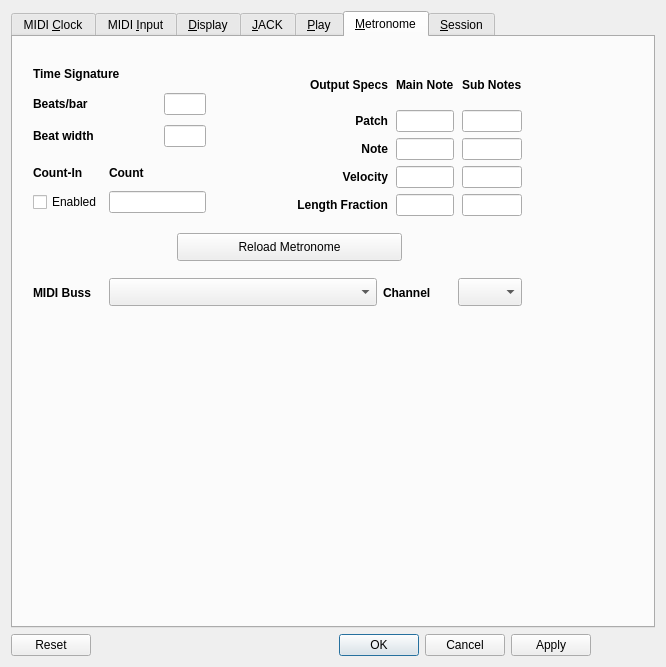
Above: seq_qt5/forms/qseditoptions.ui from ahlstromcj/seq66 before the change. Below: the same form after it.
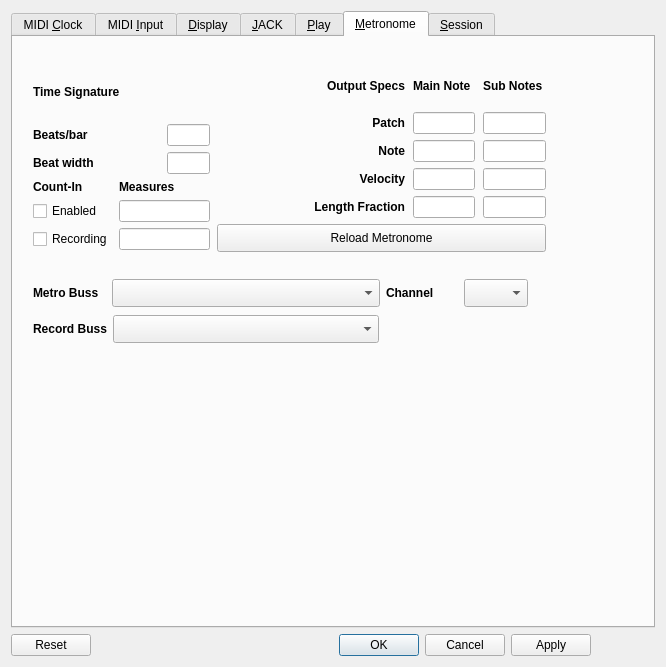
That is the form after the change. The open tabs and pages were chosen to show the change.

Commit message: Groundwork for issue #98 background recording laid.

```diff
--- a/seq_qt5/forms/qseditoptions.ui
+++ b/seq_qt5/forms/qseditoptions.ui
@@ -1717,15 +1717,18 @@
       <attribute name="title">
        <string>&amp;Metronome</string>
       </attribute>
+      <widget class="QWidget" name="layoutWidget">
+       <property name="geometry">
+        <rect>
+         <x>20</x>
+         <y>28</y>
+         <width>177</width>
+         <height>185</height>
+        </rect>
+       </property>
+       <layout class="QVBoxLayout" name="verticalLayout_2">
+        <item>
       <widget class="QLabel" name="label_metro_timesig">
-       <property name="geometry">
-        <rect>
-         <x>20</x>
-         <y>28</y>
-         <width>129</width>
-         <height>17</height>
-        </rect>
-       </property>
        <property name="font">
         <font>
          <weight>75</weight>
@@ -1736,15 +1739,119 @@
         <string>Time Signature</string>
        </property>
       </widget>
-      <widget class="QWidget" name="layoutWidgetMetroTimeSig">
+        </item>
+        <item>
+         <layout class="QGridLayout" name="gridLayout_3" columnstretch="6,2">
+          <item row="0" column="0">
+           <widget class="QLabel" name="label_metro_bpb">
+            <property name="font">
+             <font>
+              <weight>75</weight>
+              <bold>true</bold>
+             </font>
+            </property>
+            <property name="text">
+             <string>Beats/bar</string>
+            </property>
+           </widget>
+          </item>
+          <item row="0" column="1">
+           <widget class="QLineEdit" name="lineedit_metro_beats_per_bar"/>
+          </item>
+          <item row="1" column="0">
+           <widget class="QLabel" name="label_metro_beat_width">
+            <property name="font">
+             <font>
+              <weight>75</weight>
+              <bold>true</bold>
+             </font>
+            </property>
+            <property name="text">
+             <string>Beat width</string>
+            </property>
+           </widget>
+          </item>
+          <item row="1" column="1">
+           <widget class="QLineEdit" name="lineedit_metro_beat_width"/>
+          </item>
+         </layout>
+        </item>
+        <item>
+         <layout class="QGridLayout" name="gridLayout_4">
+          <item row="0" column="1">
+           <widget class="QLabel" name="label_metro_count">
+            <property name="enabled">
+             <bool>true</bool>
+            </property>
+            <property name="font">
+             <font>
+              <weight>75</weight>
+              <bold>true</bold>
+             </font>
+            </property>
+            <property name="text">
+             <string>Measures</string>
+            </property>
+           </widget>
+          </item>
+          <item row="0" column="0">
+           <widget class="QLabel" name="label_metro_count_in">
+            <property name="enabled">
+             <bool>true</bool>
+            </property>
+            <property name="font">
+             <font>
+              <weight>75</weight>
+              <bold>true</bold>
+             </font>
+            </property>
+            <property name="text">
+             <string>Count-In</string>
+            </property>
+           </widget>
+          </item>
+          <item row="1" column="1">
+           <widget class="QLineEdit" name="lineedit_metro_count_in">
+            <property name="enabled">
+             <bool>true</bool>
+            </property>
+           </widget>
+          </item>
+          <item row="1" column="0">
+           <widget class="QCheckBox" name="checkbox_metro_count_in">
+            <property name="enabled">
+             <bool>true</bool>
+            </property>
+            <property name="text">
+             <string>Enabled</string>
+            </property>
+           </widget>
+          </item>
+          <item row="2" column="0">
+           <widget class="QCheckBox" name="checkbox_metro_recording">
+            <property name="text">
+             <string>Recording</string>
+            </property>
+           </widget>
+          </item>
+          <item row="2" column="1">
+           <widget class="QLineEdit" name="lineedit_metro_recording_measures"/>
+          </item>
+         </layout>
+        </item>
+       </layout>
+      </widget>
+      <widget class="QWidget" name="layoutWidget">
        <property name="geometry">
         <rect>
          <x>204</x>
          <y>28</y>
-         <width>305</width>
-         <height>151</height>
+         <width>329</width>
+         <height>187</height>
         </rect>
        </property>
+       <layout class="QVBoxLayout" name="verticalLayout_4">
+        <item>
        <layout class="QGridLayout" name="gridLayout_2" columnstretch="3,1,1">
         <property name="horizontalSpacing">
          <number>8</number>
@@ -1880,16 +1987,33 @@
          <widget class="QLineEdit" name="lineedit_metro_sub_fraction"/>
         </item>
        </layout>
-      </widget>
-      <widget class="QWidget" name="layoutWidgetMetroValues">
+        </item>
+        <item>
+         <widget class="QPushButton" name="button_metro_reload">
+          <property name="minimumSize">
+           <size>
+            <width>225</width>
+            <height>28</height>
+           </size>
+          </property>
+          <property name="text">
+           <string>Reload Metronome</string>
+          </property>
+         </widget>
+        </item>
+       </layout>
+      </widget>
+      <widget class="QWidget" name="">
        <property name="geometry">
         <rect>
          <x>20</x>
          <y>240</y>
-         <width>489</width>
-         <height>31</height>
+         <width>495</width>
+         <height>68</height>
         </rect>
        </property>
+       <layout class="QVBoxLayout" name="verticalLayout_5">
+        <item>
        <layout class="QHBoxLayout" name="horizontalLayout" stretch="1,4,1,2">
         <item>
          <widget class="QLabel" name="label_metro_buss">
@@ -1900,7 +2024,7 @@
            </font>
           </property>
           <property name="text">
-           <string>MIDI Buss</string>
+             <string>Metro Buss</string>
           </property>
          </widget>
         </item>
@@ -1950,35 +2074,11 @@
          </widget>
         </item>
        </layout>
-      </widget>
-      <widget class="QWidget" name="layoutWidgetMetroChannel">
-       <property name="geometry">
-        <rect>
-         <x>20</x>
-         <y>52</y>
-         <width>173</width>
-         <height>62</height>
-        </rect>
-       </property>
-       <layout class="QGridLayout" name="gridLayout_3" columnstretch="6,2">
-        <item row="0" column="0">
-         <widget class="QLabel" name="label_metro_bpb">
-          <property name="font">
-           <font>
-            <weight>75</weight>
-            <bold>true</bold>
-           </font>
-          </property>
-          <property name="text">
-           <string>Beats/bar</string>
-          </property>
-         </widget>
         </item>
-        <item row="0" column="1">
-         <widget class="QLineEdit" name="lineedit_metro_beats_per_bar"/>
-        </item>
-        <item row="1" column="0">
-         <widget class="QLabel" name="label_metro_beat_width">
+        <item>
+         <layout class="QHBoxLayout" name="horizontalLayout_4">
+          <item>
+           <widget class="QLabel" name="label_record_bus">
           <property name="font">
            <font>
             <weight>75</weight>
@@ -1986,94 +2086,42 @@
            </font>
           </property>
           <property name="text">
-           <string>Beat width</string>
+             <string>Record Buss</string>
           </property>
          </widget>
         </item>
-        <item row="1" column="1">
-         <widget class="QLineEdit" name="lineedit_metro_beat_width"/>
-        </item>
-       </layout>
-      </widget>
-      <widget class="QWidget" name="layoutWidgetMetroBW">
-       <property name="geometry">
-        <rect>
-         <x>20</x>
-         <y>124</y>
-         <width>173</width>
-         <height>52</height>
-        </rect>
-       </property>
-       <layout class="QGridLayout" name="gridLayout_4">
-        <item row="0" column="0">
-         <widget class="QLabel" name="label_metro_count_in">
-          <property name="enabled">
-           <bool>true</bool>
-          </property>
-          <property name="font">
-           <font>
-            <weight>75</weight>
-            <bold>true</bold>
-           </font>
-          </property>
-          <property name="text">
-           <string>Count-In</string>
-          </property>
-         </widget>
-        </item>
-        <item row="0" column="1">
-         <widget class="QLabel" name="label_metro_count">
-          <property name="enabled">
-           <bool>true</bool>
-          </property>
-          <property name="font">
-           <font>
-            <weight>75</weight>
-            <bold>true</bold>
-           </font>
-          </property>
-          <property name="text">
-           <string>Count</string>
-          </property>
-         </widget>
-        </item>
-        <item row="1" column="0">
-         <widget class="QCheckBox" name="checkbox_metro_count_in">
-          <property name="enabled">
-           <bool>true</bool>
-          </property>
-          <property name="text">
-           <string>Enabled</string>
-          </property>
-         </widget>
-        </item>
-        <item row="1" column="1">
-         <widget class="QLineEdit" name="lineedit_metro_count_in">
-          <property name="enabled">
-           <bool>true</bool>
-          </property>
-         </widget>
-        </item>
-       </layout>
-      </widget>
-      <widget class="QPushButton" name="button_metro_reload">
-       <property name="geometry">
-        <rect>
-         <x>164</x>
-         <y>196</y>
-         <width>225</width>
-         <height>28</height>
-        </rect>
-       </property>
+          <item>
+           <widget class="QComboBox" name="combobox_metro_record_buss">
        <property name="minimumSize">
         <size>
-         <width>225</width>
+              <width>266</width>
          <height>28</height>
         </size>
        </property>
-       <property name="text">
-        <string>Reload Metronome</string>
-       </property>
+            <property name="maximumSize">
+             <size>
+              <width>266</width>
+              <height>28</height>
+             </size>
+            </property>
+           </widget>
+          </item>
+          <item>
+           <spacer name="horizontalSpacer">
+            <property name="orientation">
+             <enum>Qt::Horizontal</enum>
+            </property>
+            <property name="sizeHint" stdset="0">
+             <size>
+              <width>40</width>
+              <height>20</height>
+             </size>
+            </property>
+           </spacer>
+          </item>
+         </layout>
+        </item>
+       </layout>
       </widget>
      </widget>
      <widget class="QWidget" name="tabSession">
```
Left out of the diff: 2 changed lines with no effect on the pictures. Lines whose indentation alone changed are shown as unchanged. The commit also changes 13 other files.
